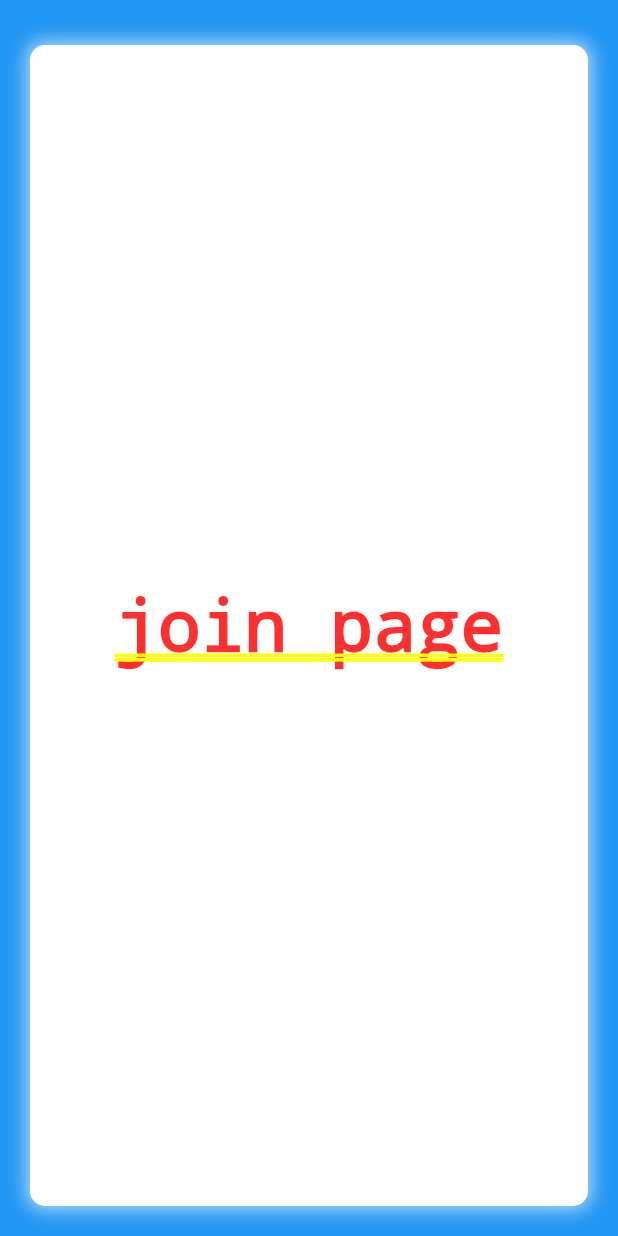
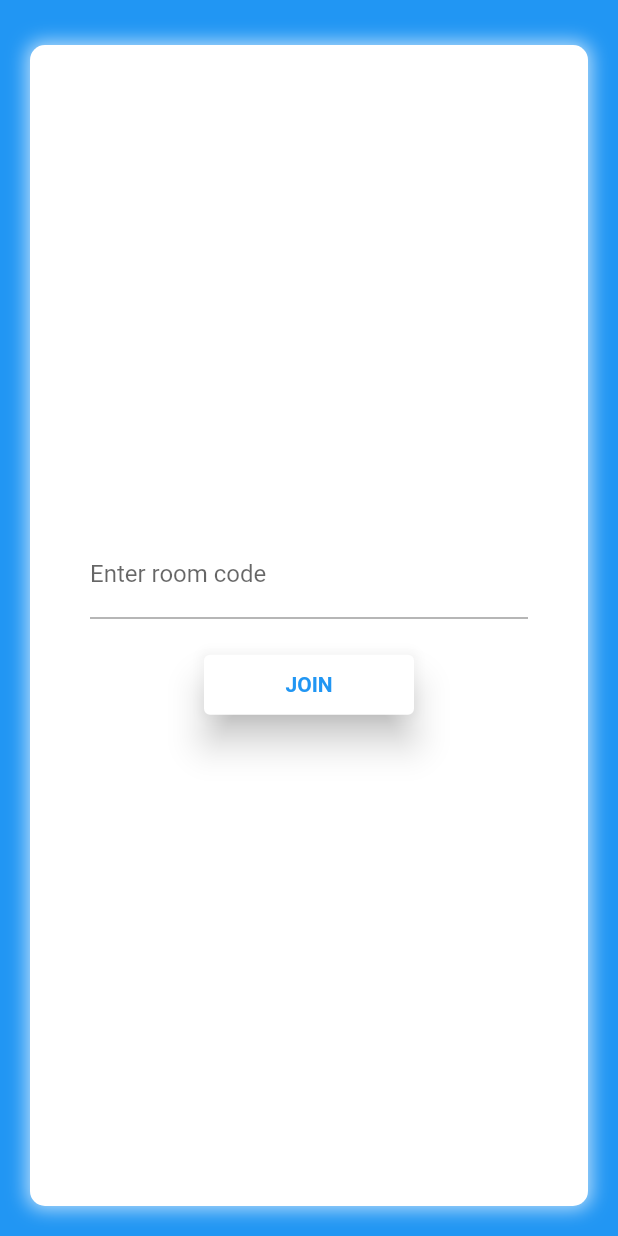
Before and after one commit to JayanthMughil/sketch-and-guess, a Flutter app: the screen it shows after launch, after a tap on "JOIN ROOM", on a phone screen of 412 x 824 dp. Run offline on Flutter 3.47's test engine with Material 2 defaults, Android fonts, the phone set to English and light mode, and no system bars.

Commit message:
Features: Join and create page, code optimization

```diff
--- a/lib/main.dart
+++ b/lib/main.dart
@@ -1,4 +1,7 @@
 import 'package:flutter/material.dart';
+import 'src/home-page.dart';
+import 'src/container-template.dart';
+import 'src/home-page.dart';
 import 'src/home-page.dart';
 
 void main() {
@@ -23,27 +26,6 @@ class MyApp extends StatelessWidget {
 class MyHomePage extends StatelessWidget {
   @override
   Widget build(BuildContext context) {
-    return Container(
-        color: Colors.blue,
-        child: Container(
-          margin: const EdgeInsets.only(
-              left: 20.0, right: 20.0, bottom: 20.0, top: 30.0),
-          decoration: BoxDecoration(
-              color: Colors.white, //background color of box
-              boxShadow: [
-                BoxShadow(
-                    color: Colors.white70,
-                    blurRadius: 10.0, // soften the shadow
-                    spreadRadius: 2.0, //extend the shadow
-                    offset: Offset(
-                      0.0, // Move to right 10  horizontally
-                      0.0, // Move to bottom 10 Vertically
-                    ))
-              ],
-              borderRadius: BorderRadius.circular(10)),
-          child: Center(
-            child: HomePage(),
-          ),
-        ));
+    return ContainerWidget(HomePage());
   }
 }
--- a/lib/src/buttons.dart
+++ b/lib/src/buttons.dart
@@ -1,35 +1,15 @@
 import 'package:flutter/material.dart';
-import 'create-room.dart';
 
 class HomeButton extends StatelessWidget {
   final String btnName;
-  final dynamic className;
+  final Function func;
 
-  const HomeButton(this.btnName, this.className);
-
-  Route _createRoute() {
-    return PageRouteBuilder(
-      pageBuilder: (context, animation, secondaryAnimation) => className,
-      transitionsBuilder: (context, animation, secondaryAnimation, child) {
-        var begin = Offset(1.0, 0.0);
-        var end = Offset.zero;
-        var tween = Tween(begin: begin, end: end);
-        var offsetAnimation = animation.drive(tween);
-
-        return SlideTransition(
-          position: offsetAnimation,
-          child: child,
-        );
-      },
-    );
-  }
+  const HomeButton(this.btnName, this.func);
 
   @override
   Widget build(BuildContext context) {
     return ElevatedButton(
-        onPressed: () {
-          Navigator.of(context).push(_createRoute());
-        },
+        onPressed: func,
         child: Text(btnName,
             style: TextStyle(color: Colors.blue, fontWeight: FontWeight.bold)),
         style: ButtonStyle(
--- /dev/null
+++ b/lib/src/container-template.dart
@@ -0,0 +1,33 @@
+import 'package:flutter/material.dart';
+
+class ContainerWidget extends StatelessWidget {
+  final dynamic childWidget;
+
+  ContainerWidget(this.childWidget);
+
+  @override
+  Widget build(BuildContext context) {
+    return Container(
+        color: Colors.blue,
+        child: Container(
+          margin: const EdgeInsets.only(
+              left: 20.0, right: 20.0, bottom: 20.0, top: 30.0),
+          decoration: BoxDecoration(
+              color: Colors.white, //background color of box
+              boxShadow: [
+                BoxShadow(
+                    color: Colors.white70,
+                    blurRadius: 10.0, // soften the shadow
+                    spreadRadius: 2.0, //extend the shadow
+                    offset: Offset(
+                      0.0, // Move to right 10  horizontally
+                      0.0, // Move to bottom 10 Vertically
+                    ))
+              ],
+              borderRadius: BorderRadius.circular(10)),
+          child: Center(
+            child: childWidget,
+          ),
+        ));
+  }
+}
--- a/lib/src/home-page.dart
+++ b/lib/src/home-page.dart
@@ -4,14 +4,36 @@ import 'create-room.dart';
 import 'join-room.dart';
 
 class HomePage extends StatelessWidget {
+
+  Route _createRoute(dynamic className) {
+    return PageRouteBuilder(
+      pageBuilder: (context, animation, secondaryAnimation) => className,
+      transitionsBuilder: (context, animation, secondaryAnimation, child) {
+        var begin = Offset(1.0, 0.0);
+        var end = Offset.zero;
+        var tween = Tween(begin: begin, end: end);
+        var offsetAnimation = animation.drive(tween);
+
+        return SlideTransition(
+          position: offsetAnimation,
+          child: child,
+        );
+      },
+    );
+  }
+
   @override
   Widget build(BuildContext context) {
     return Column(
       crossAxisAlignment: CrossAxisAlignment.center,
       mainAxisAlignment: MainAxisAlignment.center,
       children: [
-        new HomeButton("CREATE ROOM", new CreateRoom()),
-        new HomeButton("JOIN ROOM", new JoinRoom())
+        new HomeButton("CREATE ROOM", (() {
+          Navigator.of(context).push(_createRoute(CreateRoom()));
+        })),
+        new HomeButton("JOIN ROOM", (() {
+          Navigator.of(context).push(_createRoute(JoinRoom()));
+        }))
       ],
     );
   }
--- a/lib/src/join-room.dart
+++ b/lib/src/join-room.dart
@@ -1,4 +1,6 @@
 import 'package:flutter/material.dart';
+import 'container-template.dart';
+import 'buttons.dart';
 
 class JoinRoom extends StatefulWidget {
   const JoinRoom({Key key}) : super(key: key);
@@ -10,27 +12,29 @@ class JoinRoom extends StatefulWidget {
 class _JoinRoomState extends State<JoinRoom> {
   @override
   Widget build(BuildContext context) {
-    return Container(
-        color: Colors.blue,
-        child: Container(
-          margin: const EdgeInsets.only(
-              left: 20.0, right: 20.0, bottom: 20.0, top: 30.0),
-          decoration: BoxDecoration(
-              color: Colors.white, //background color of box
-              boxShadow: [
-                BoxShadow(
-                    color: Colors.white70,
-                    blurRadius: 10.0, // soften the shadow
-                    spreadRadius: 2.0, //extend the shadow
-                    offset: Offset(
-                      0.0, // Move to right 10  horizontally
-                      0.0, // Move to bottom 10 Vertically
-                    ))
-              ],
-              borderRadius: BorderRadius.circular(10)),
-          child: Center(
-            child: Text("join page"),
-          ),
-        ));
+    return ContainerWidget(Column(
+      children: [
+        Material(
+         color: Colors.white,
+         child: Container(
+            margin: const EdgeInsets.only(
+              left: 40.0,
+              right: 40.0
+            ),
+            child: TextField(
+              decoration: const InputDecoration(
+                labelText: 'Enter room code',
+                fillColor: Colors.white
+              ),
+              maxLines: 1,
+            )
+          )
+        ),
+        SizedBox(height: 20,),
+        HomeButton("JOIN", null)
+      ],
+      crossAxisAlignment: CrossAxisAlignment.center,
+      mainAxisAlignment: MainAxisAlignment.center,
+    ));
   }
 }
```
Also changed, not shown: lib/src/canvas-page.dart (added, +24 -0 lines), lib/src/create-room.dart (+2 -22 lines).
